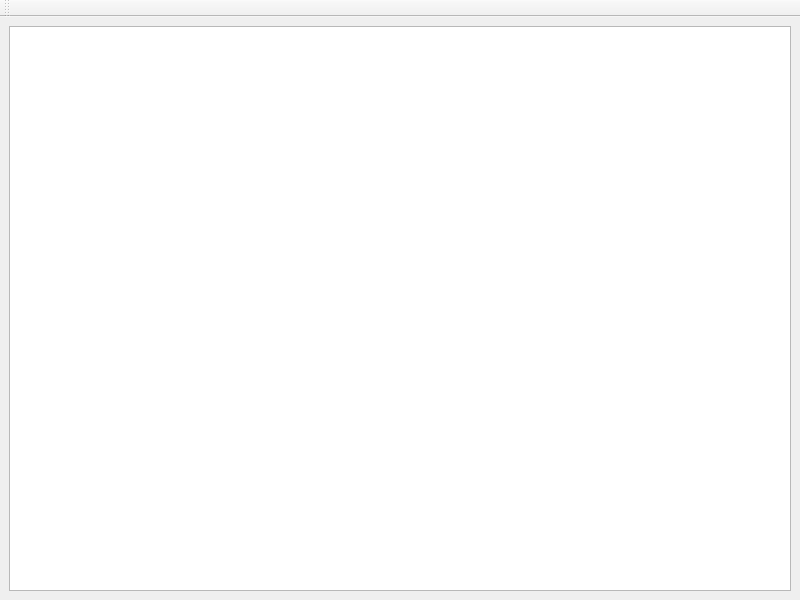
Before: the Qt Designer form code/nel/tools/3d/object_viewer_qt/src/plugins/gui_editor/gui_editor_window.ui in ryzom/ryzomcore, drawn with Qt 5.
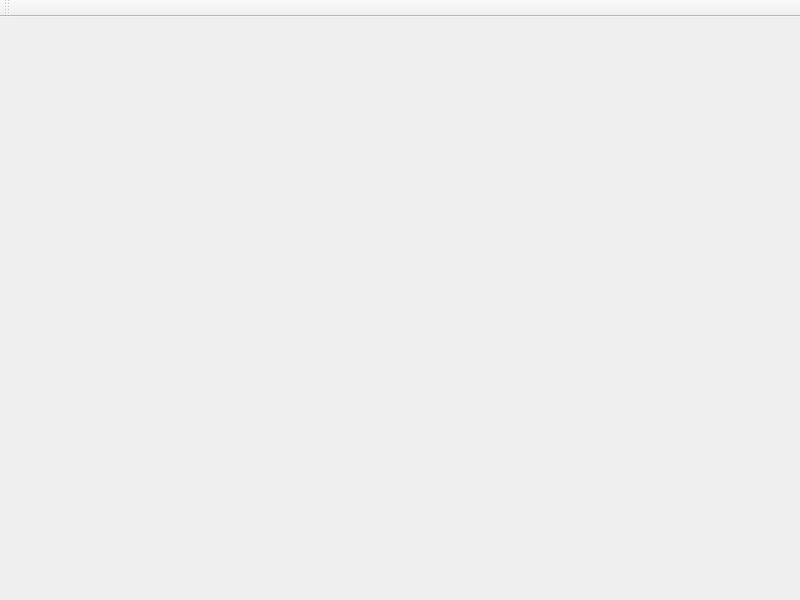
After: the same form once the commit is applied.

Patch:
```diff
--- a/code/nel/tools/3d/object_viewer_qt/src/plugins/gui_editor/gui_editor_window.ui
+++ b/code/nel/tools/3d/object_viewer_qt/src/plugins/gui_editor/gui_editor_window.ui
@@ -14,11 +14,7 @@
    <string>MainWindow</string>
   </property>
   <widget class="QWidget" name="centralwidget">
-   <layout class="QGridLayout" name="gridLayout">
-    <item row="0" column="0">
-     <widget class="QGraphicsView" name="graphicsView"/>
-    </item>
-   </layout>
+   <layout class="QGridLayout" name="gridLayout"/>
   </widget>
   <widget class="QToolBar" name="toolBar">
    <property name="windowTitle">
```
Left out of the diff: 1 changed line with no effect on the pictures.
